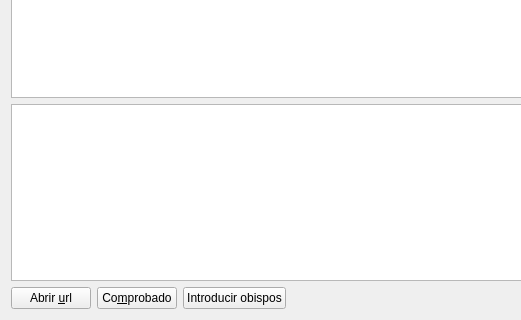
First picture: the form in gui/dlgdiocesis.ui, repository rogorido/qtpredicadores, before the edit; both pictures show x 0 to 521 and y 117 to 437 of the 745 by 437 pixel window.
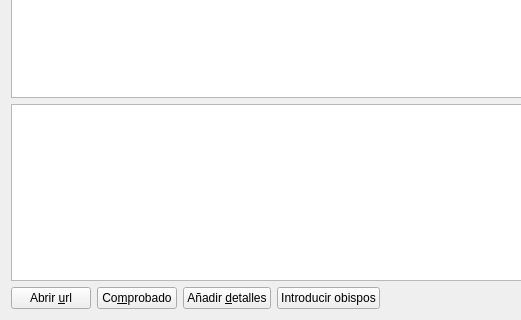
Second picture: the form after the edit.

Commit message: Funcionalidad básica del nuevo form dlgDiocesisDetalles

Diff of the .ui file:
```diff
--- a/gui/dlgdiocesis.ui
+++ b/gui/dlgdiocesis.ui
@@ -78,6 +78,13 @@
        </property>
       </widget>
      </item>
+     <item>
+      <widget class="QPushButton" name="btAnadirDetalles">
+       <property name="text">
+        <string>Añadir &amp;detalles</string>
+       </property>
+      </widget>
+     </item>
      <item>
       <widget class="QPushButton" name="pbIntroducirObispos">
        <property name="text">
```
The commit also changes 4 other files.
